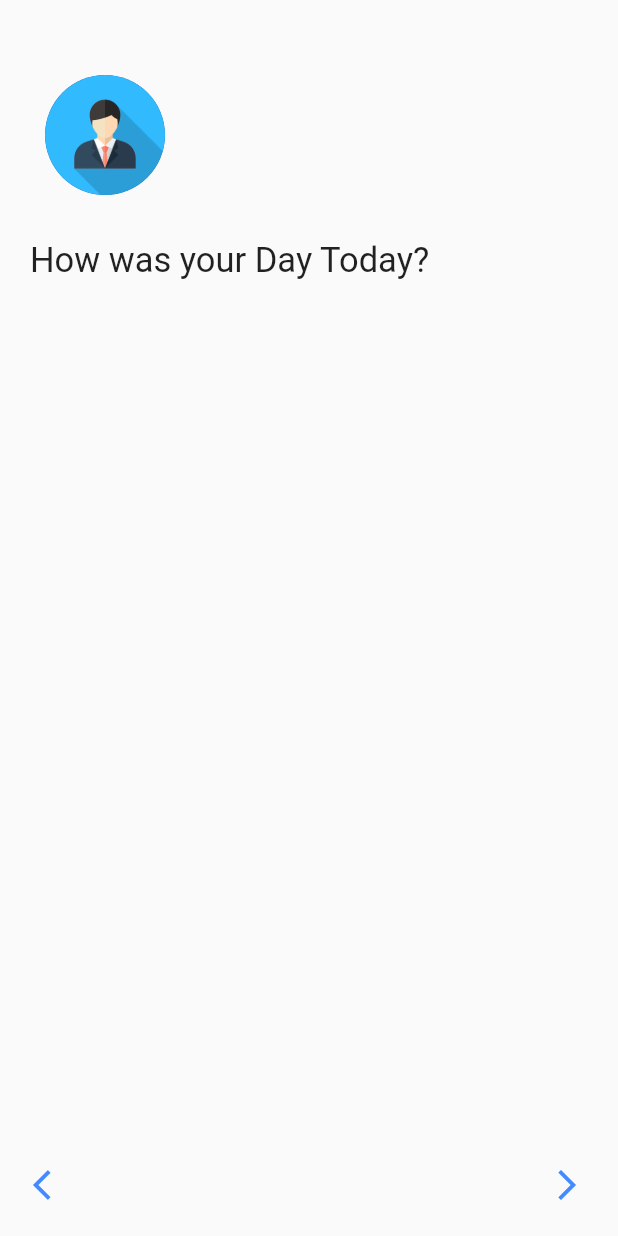
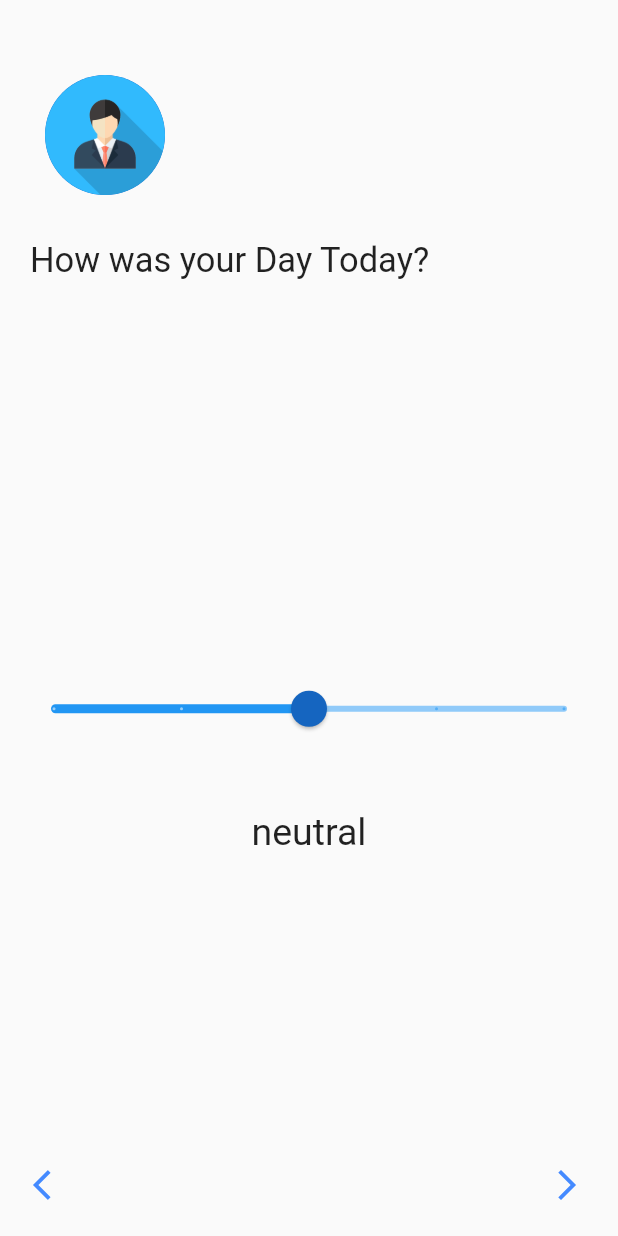
Before and after one commit to Blocship/star_book, a Flutter app: the MoodScreen screen opened directly, on a phone screen of 412 x 824 dp. Run offline on Flutter 3.47's test engine with Material 2 defaults, Android fonts, the phone set to English and light mode, and no system bars; our stand-ins replace flutter_swiper, font_awesome_flutter.

Commit message:
added Slider to the Mood Screen

```diff
--- a/lib/Screens/mood_screen.dart
+++ b/lib/Screens/mood_screen.dart
@@ -6,6 +6,25 @@ class MoodScreen extends StatefulWidget {
 }
 
 class _MoodScreenState extends State<MoodScreen> {
+  var _value = 2.0;
+
+  String label = "neutral";
+
+  String _getLabel(double index) {
+    if (_value == 0.0)
+      return label = "awful";
+    else if (_value == 1.0)
+      return label = "sad";
+    else if (_value == 2.0)
+      return label = "neutral";
+    else if (_value == 3.0)
+      return label = "happy";
+    else if (_value == 4.0)
+      return label = "productive";
+    else
+      return label = "No Mood";
+  }
+
   @override
   Widget build(BuildContext context) {
     return Scaffold(
@@ -35,6 +54,47 @@ class _MoodScreenState extends State<MoodScreen> {
               ),
               top: 160,
               left: 20,
+            ),
+            Container(
+              margin: EdgeInsets.all(16),
+              child: Column(
+                mainAxisAlignment: MainAxisAlignment.center,
+                children: [
+                  SizedBox(
+                    height: 200,
+                  ),
+                  SliderTheme(
+                    data: SliderTheme.of(context).copyWith(
+                        activeTrackColor: Colors.blue[500],
+                        thumbShape:
+                            RoundSliderThumbShape(enabledThumbRadius: 12),
+                        thumbColor: Colors.blue[800],
+                        inactiveTrackColor: Colors.blue[200],
+                        overlayShape:
+                            RoundSliderOverlayShape(overlayRadius: 18),
+                        overlayColor: Colors.blue[900].withOpacity(0.5)),
+                    child: Slider(
+                      value: _value,
+                      min: 0.0,
+                      max: 4.0,
+                      onChanged: (value) {
+                        setState(() {
+                          _value = value;
+                          _getLabel(value);
+                        });
+                      },
+                      divisions: 4,
+                    ),
+                  ),
+                  SizedBox(
+                    height: 50,
+                  ),
+                  Text(
+                    label,
+                    style: TextStyle(fontSize: 25),
+                  ),
+                ],
+              ),
             ),
             Align(
               alignment: Alignment.bottomCenter,
```
Also changed, not shown: lib/Screens/story_screen.dart (+1 -32 lines).
